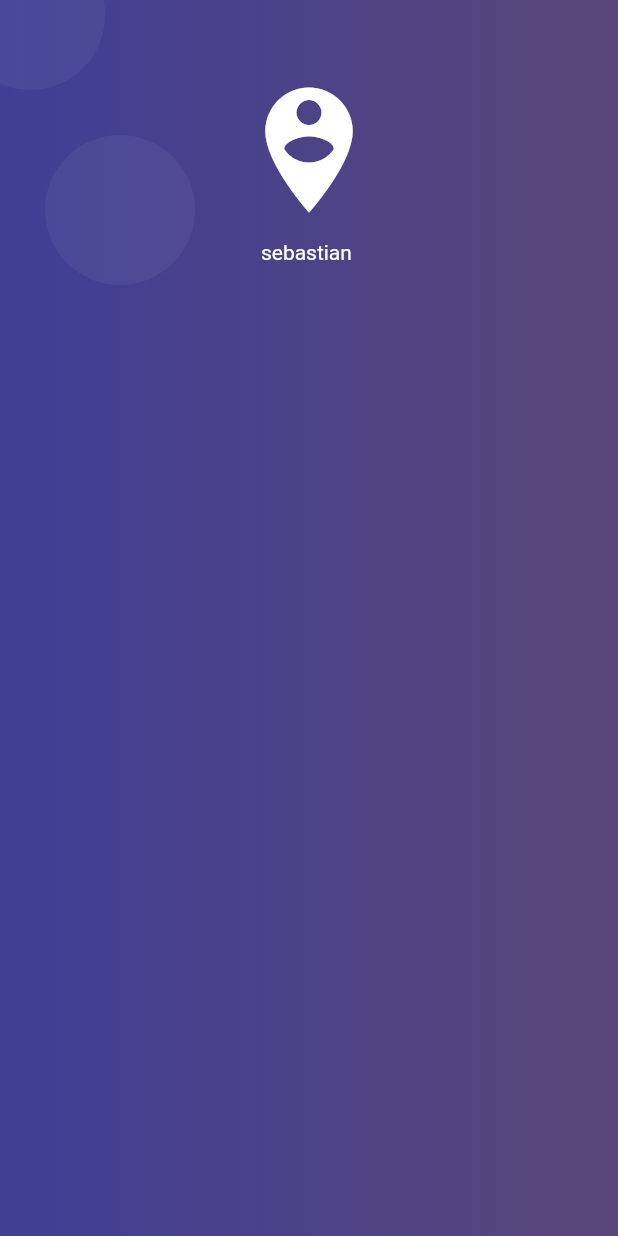
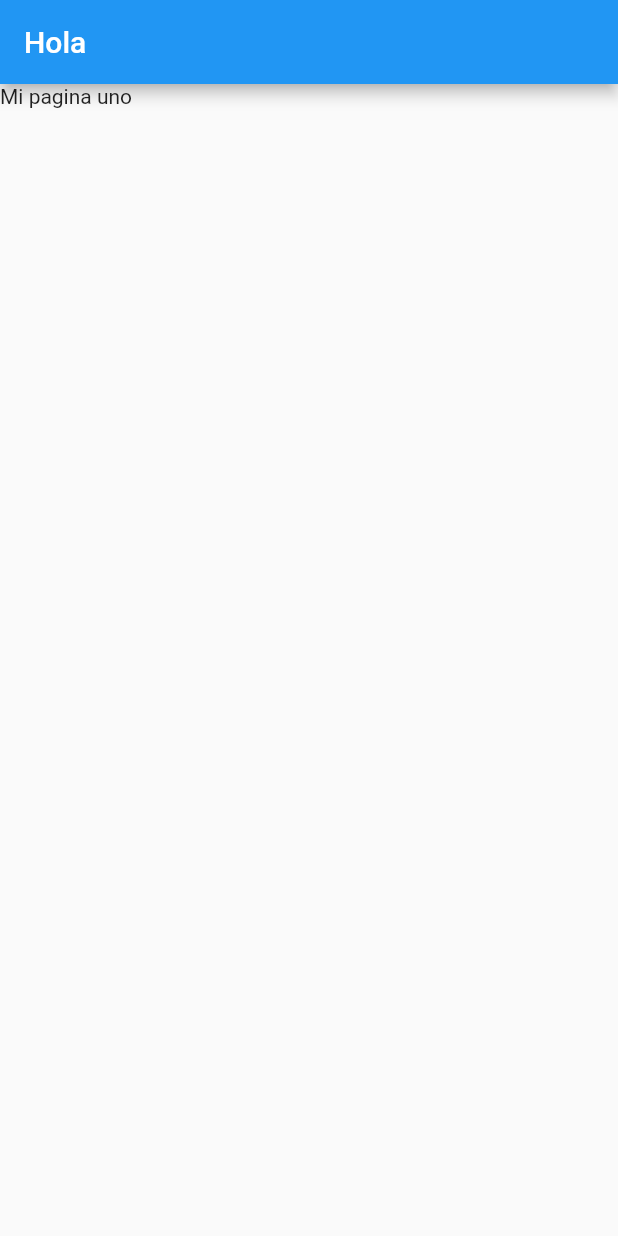
Before and after one commit to JUSELERO/homehealth, a Flutter app: the screen it shows after launch, on a phone screen of 412 x 824 dp. Run offline on Flutter 3.47's test engine with Material 2 defaults, Android fonts, the light colour scheme and no system bars.

Commit message:
edit desde pc laura

```diff
--- a/lib/main.dart
+++ b/lib/main.dart
@@ -1,5 +1,6 @@
 import 'package:flutter/material.dart';
 import 'package:homehealth/src/pages/home_page.dart';
+import 'package:homehealth/src/pages/laura_page.dart';
 import 'package:homehealth/src/pages/login_page.dart';
 
 void main() => runApp(MyApp());
@@ -10,10 +11,11 @@ class MyApp extends StatelessWidget {
     return MaterialApp(
       debugShowCheckedModeBanner: false,
       title: 'Material App',
-      initialRoute: 'login',
+      initialRoute: 'laura',
       routes: {
         'login': (BuildContext context) => LoginPage(),
         'home': (BuildContext context) => HomePage(),
+        'laura': (BuildContext context) => LauraPage(),
       },
     );
   }
--- /dev/null
+++ b/lib/src/pages/laura_page.dart
@@ -0,0 +1,22 @@
+import 'package:flutter/material.dart';
+
+class LauraPage extends StatefulWidget {
+  LauraPage({Key? key}) : super(key: key);
+
+  @override
+  _LauraPageState createState() => _LauraPageState();
+}
+
+class _LauraPageState extends State<LauraPage> {
+  @override
+  Widget build(BuildContext context) {
+    return Scaffold(
+      appBar: AppBar(
+        title: Text("Hola"),
+      ),
+      body: Container(
+        child: Text("Mi pagina uno"),
+      ),
+    );
+  }
+}
```
Also changed, not shown: pubspec.lock.
